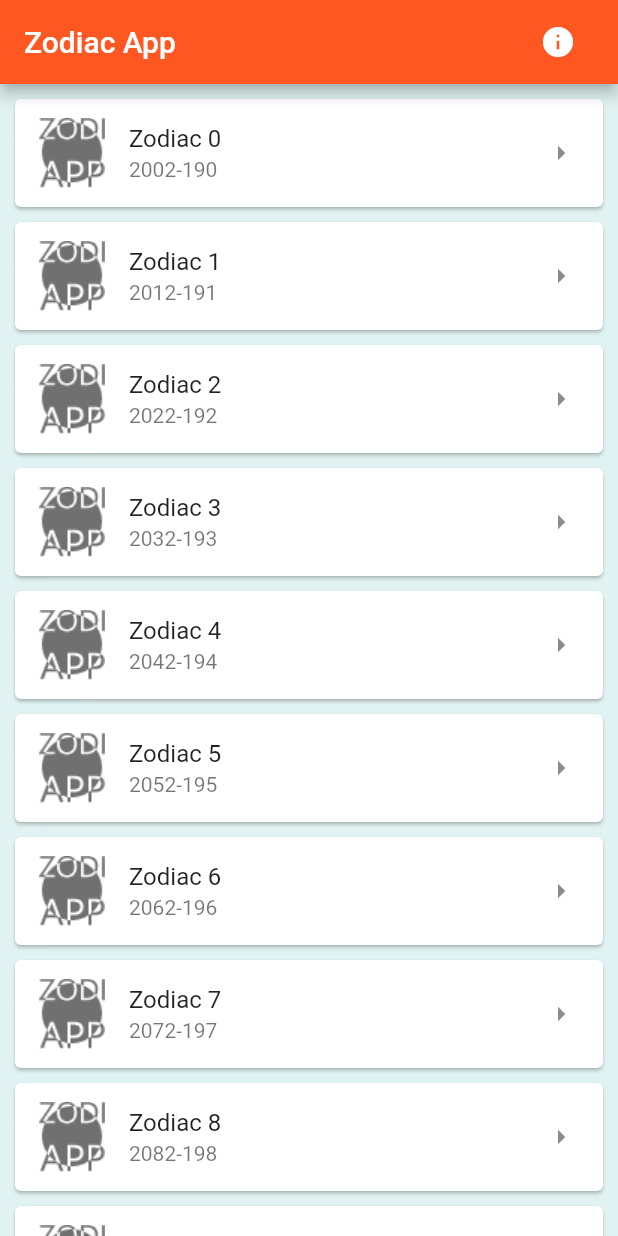
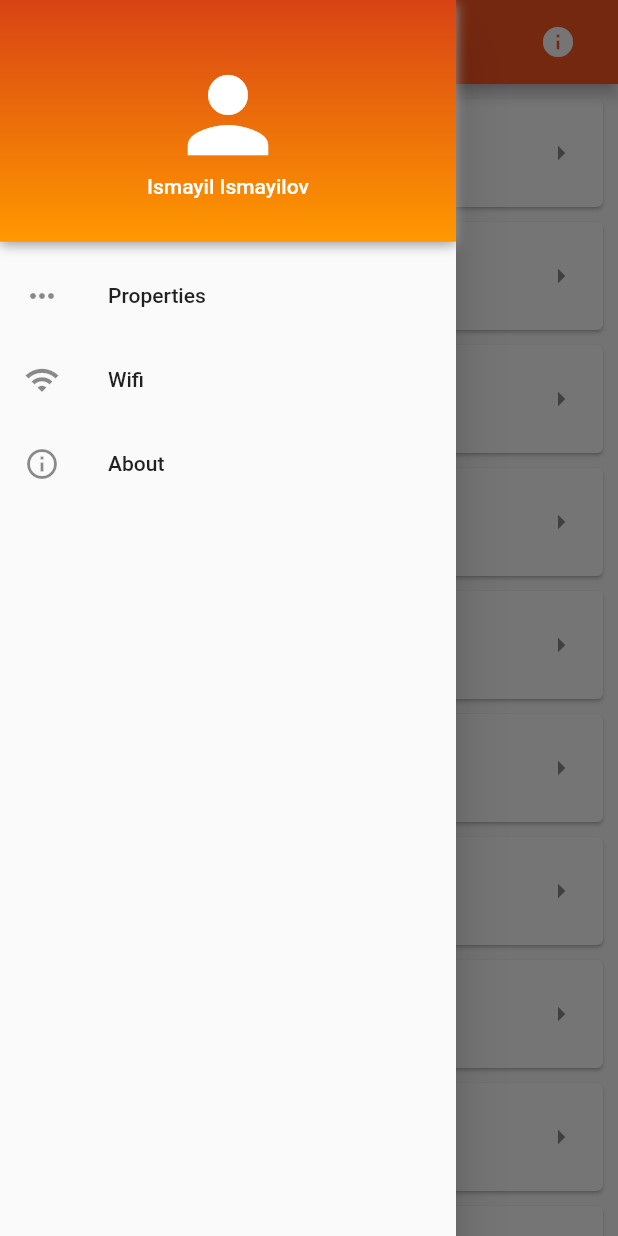
Before and after one commit to ismayilov1995/zodiac_flutter, a Flutter app: the screen it shows after launch, with the side drawer open (before the commit the screen has no drawer), on a phone screen of 412 x 824 dp. Run offline on Flutter 3.47's test engine with Material 2 defaults, Android fonts, the phone set to English and light mode, and no system bars.

Commit message:
Add drawer to Home

```diff
--- a/lib/navigation.dart
+++ b/lib/navigation.dart
@@ -9,11 +9,13 @@ class AppNavigation extends StatelessWidget {
     return MaterialApp(
       theme: ThemeData(
           primarySwatch: Colors.deepOrange, accentColor: Colors.orangeAccent),
+//      theme: ThemeData.dark(),
+      darkTheme: ThemeData(primarySwatch: Colors.teal),
+      themeMode: ThemeMode.system,
       title: "Zodiac App",
       debugShowCheckedModeBanner: false,
       home: Home(),
       routes: {
-//        '/': (ctx) => Home(),
         '/about': (ctx) => About(),
       },
       onGenerateRoute: (settings) {
--- a/lib/views/home.dart
+++ b/lib/views/home.dart
@@ -1,4 +1,3 @@
-import 'package:flutter/cupertino.dart';
 import 'package:flutter/material.dart';
 import 'package:zodiac_app/data/app_data.dart';
 import 'package:zodiac_app/model/Zodiac.dart';
@@ -22,10 +21,58 @@ class Home extends StatelessWidget {
           ],
         ),
       ),
-      body: Container(
-        color: Colors.teal[50],
-        child: HomeBody(),
+      drawer: Drawer(
+        child: ListView(
+          padding: EdgeInsets.zero,
+          children: [
+            DrawerHeader(
+              decoration: BoxDecoration(
+                boxShadow: [
+                  BoxShadow(
+                      color: Colors.grey, offset: Offset(0, 2), blurRadius: 6)
+                ],
+                gradient: LinearGradient(
+                    begin: Alignment.topCenter,
+                    end: Alignment.bottomCenter,
+                    colors: [
+                      Colors.deepOrange[800],
+                      Colors.orange,
+                    ]),
+              ),
+              child: Column(
+                mainAxisAlignment: MainAxisAlignment.center,
+                children: [
+                  Icon(
+                    Icons.person,
+                    size: 80,
+                    color: Colors.white,
+                  ),
+                  Text(
+                    "Ismayil Ismayilov",
+                    style: TextStyle(
+                      color: Colors.white,
+                    ),
+                  )
+                ],
+              ),
+            ),
+            ListTile(
+              leading: Icon(Icons.more_horiz),
+              title: Text("Properties"),
+            ),
+            ListTile(
+              leading: Icon(Icons.wifi),
+              title: Text("Wifi"),
+            ),
+            ListTile(
+              leading: Icon(Icons.info_outline),
+              title: Text("About"),
+              onTap: () => Navigator.pushNamed(context, '/about'),
+            ),
+          ],
+        ),
       ),
+      body: HomeBody(),
     );
   }
 }
```
